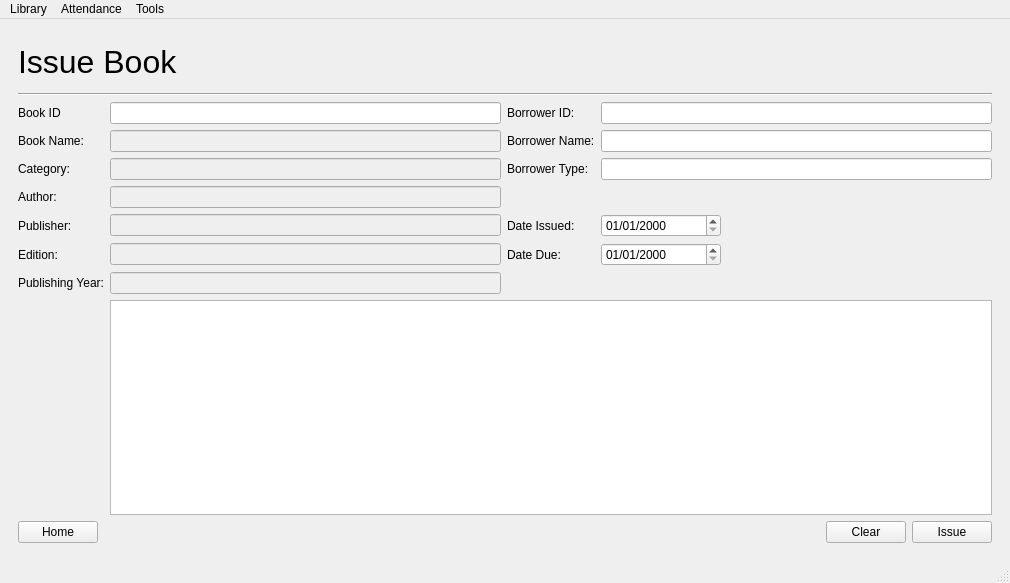
The window that mainlibrarywindow.ui (AJigsawnHalo/Aklatan) describes before a commit, drawn with Qt 5.
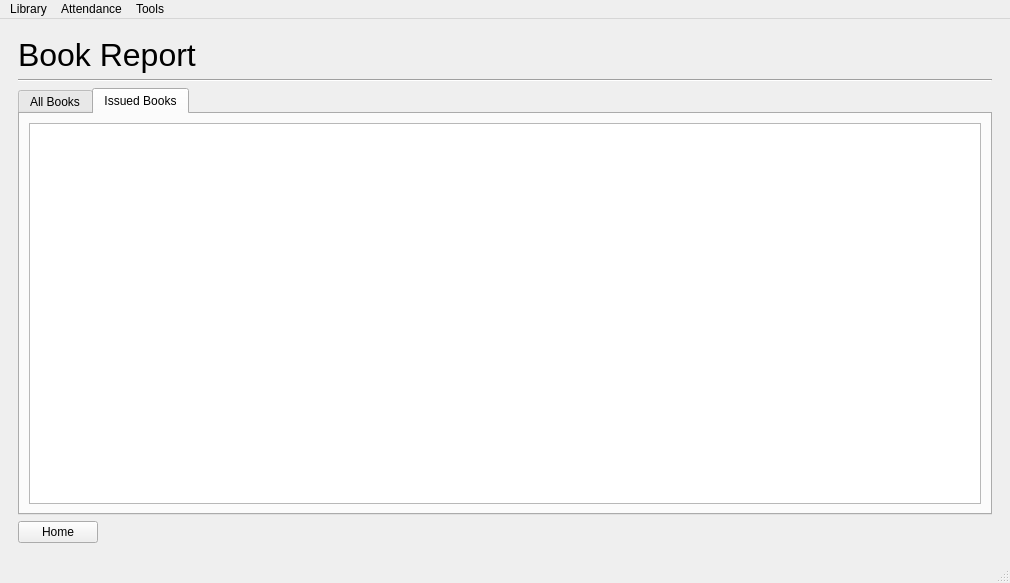
The same window after the commit. The open tabs and pages were chosen to show the change.

Commit message: added Book Report Page

The edit to the form file:
```diff
--- a/mainlibrarywindow.ui
+++ b/mainlibrarywindow.ui
@@ -828,6 +828,80 @@
         </item>
        </layout>
       </widget>
+      <widget class="QWidget" name="page_4">
+       <layout class="QGridLayout" name="gridLayout_12">
+        <item row="0" column="0">
+         <widget class="QLabel" name="label_7">
+          <property name="font">
+           <font>
+            <pointsize>24</pointsize>
+           </font>
+          </property>
+          <property name="text">
+           <string>Book Report</string>
+          </property>
+         </widget>
+        </item>
+        <item row="1" column="0">
+         <widget class="Line" name="line_4">
+          <property name="orientation">
+           <enum>Qt::Horizontal</enum>
+          </property>
+         </widget>
+        </item>
+        <item row="2" column="0">
+         <widget class="QTabWidget" name="tabWidReport">
+          <property name="currentIndex">
+           <number>1</number>
+          </property>
+          <widget class="QWidget" name="tabAll">
+           <attribute name="title">
+            <string>All Books</string>
+           </attribute>
+           <layout class="QGridLayout" name="gridLayout_13">
+            <item row="0" column="0">
+             <widget class="QTableView" name="tableAll"/>
+            </item>
+           </layout>
+          </widget>
+          <widget class="QWidget" name="tabIssued">
+           <attribute name="title">
+            <string>Issued Books</string>
+           </attribute>
+           <layout class="QGridLayout" name="gridLayout_14">
+            <item row="0" column="0">
+             <widget class="QTableView" name="tableIssued"/>
+            </item>
+           </layout>
+          </widget>
+         </widget>
+        </item>
+        <item row="3" column="0">
+         <layout class="QGridLayout" name="gridLayout_10">
+          <item row="0" column="0">
+           <widget class="QPushButton" name="reportHomeButton">
+            <property name="text">
+             <string>Home</string>
+            </property>
+           </widget>
+          </item>
+          <item row="0" column="1">
+           <spacer name="horizontalSpacer_5">
+            <property name="orientation">
+             <enum>Qt::Horizontal</enum>
+            </property>
+            <property name="sizeHint" stdset="0">
+             <size>
+              <width>40</width>
+              <height>20</height>
+             </size>
+            </property>
+           </spacer>
+          </item>
+         </layout>
+        </item>
+       </layout>
+      </widget>
      </widget>
     </item>
    </layout>
```
Left out of the diff: 26 changed lines with no effect on the pictures. The commit also changes 2 other files.
